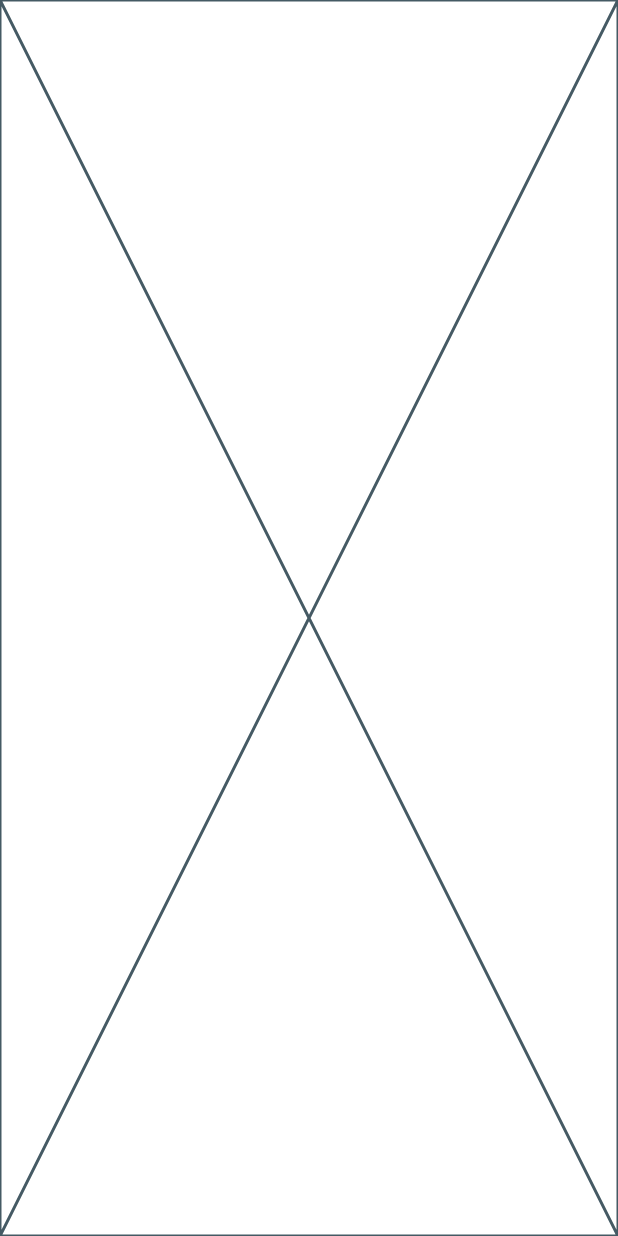
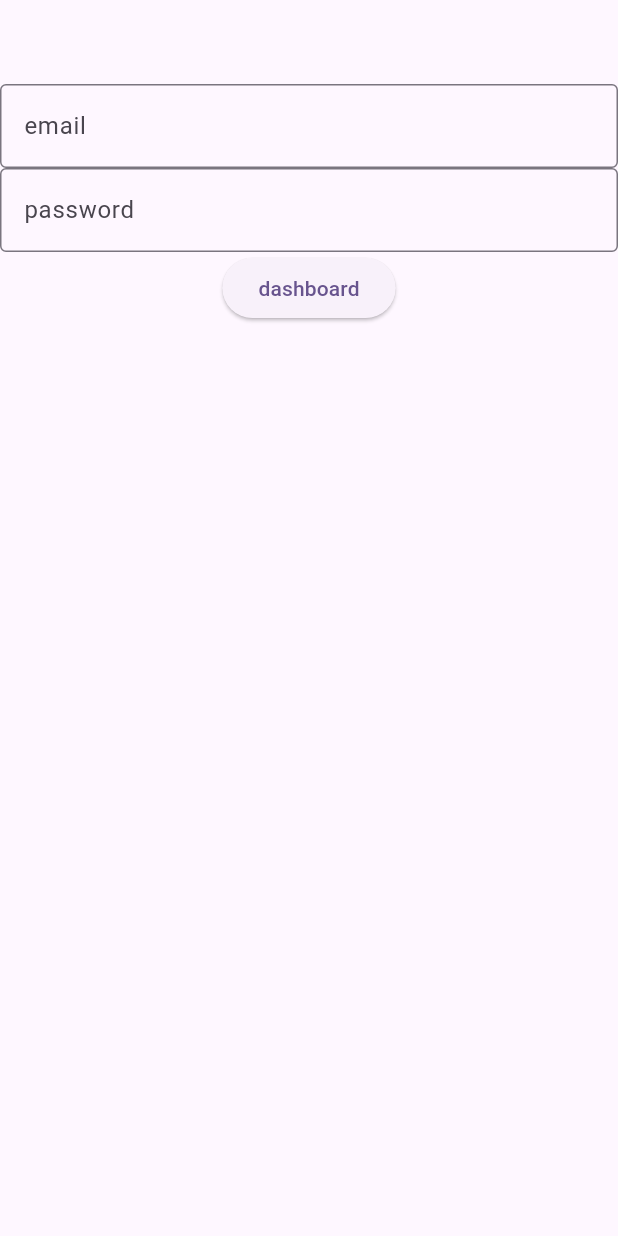
Before and after one commit to Sonusgit/EasilyBecho, a Flutter app: the screen it shows after launch, on a phone screen of 412 x 824 dp. Run offline on Flutter 3.47's test engine with Material 3 defaults, Android fonts, the phone set to English and light mode, and no system bars; our stand-ins replace get.

Commit message:
add routes and bindins

```diff
--- a/lib/bindings/auth_binding.dart
+++ b/lib/bindings/auth_binding.dart
@@ -0,0 +1,10 @@
+import 'package:get/get.dart';
+import 'package:smartbecho/controllers/auth_controller.dart';
+
+class AuthBinding extends Bindings {
+  @override
+  void dependencies() {
+    // Get.lazyPut<AuthController>(() => AuthController());
+    Get.put<AuthController>(AuthController(),permanent: true);
+  }
+}
--- /dev/null
+++ b/lib/bindings/dashboard_baindg.dart
@@ -0,0 +1,9 @@
+import 'package:get/get.dart';
+import 'package:smartbecho/controllers/dashboard_controller.dart';
+
+class DashboardBaindg extends Bindings {
+  @override
+  void dependencies() {
+    Get.put<DashboardController>(DashboardController(), permanent: true);
+  }
+}
--- a/lib/controllers/auth_controller.dart
+++ b/lib/controllers/auth_controller.dart
@@ -0,0 +1,9 @@
+import 'package:flutter/widgets.dart';
+import 'package:get/state_manager.dart';
+
+class AuthController extends GetxController {
+
+
+   Rx<TextEditingController> emailController = TextEditingController().obs;
+   Rx<TextEditingController> passwordController = TextEditingController().obs;
+}
--- /dev/null
+++ b/lib/controllers/dashboard_controller.dart
@@ -0,0 +1,3 @@
+import 'package:get/get.dart';
+
+class DashboardController  extends GetxController{}
--- a/lib/main.dart
+++ b/lib/main.dart
@@ -1,6 +1,8 @@
 import 'package:flutter/material.dart';
 import 'package:get/get.dart';
-import 'package:smartbecho/views/home/home_screen.dart';
+import 'package:smartbecho/routes/app_pages.dart';
+import 'package:smartbecho/routes/app_routes.dart';
+import 'package:smartbecho/utils/page_not_found.dart';
 
 void main() {
   runApp(const MyApp());
@@ -13,11 +15,18 @@ class MyApp extends StatelessWidget {
   @override
   Widget build(BuildContext context) {
     return GetMaterialApp(
+
+      debugShowCheckedModeBanner: false,
+
       title: 'SmartBecho',
+
       theme: ThemeData(
         colorScheme: ColorScheme.fromSeed(seedColor: Colors.deepPurple),
       ),
-      home: HomeScreen(),
+      initialRoute: AppPages.initial,
+      getPages: AppPages.routes,
+      unknownRoute: GetPage(name:AppRoutes.notFound, page:() => PageNotFound(),),
+      // home: HomeScreen(),
     );
   }
 }
--- a/lib/routes/app_pages.dart
+++ b/lib/routes/app_pages.dart
@@ -0,0 +1,29 @@
+import 'package:get/route_manager.dart';
+import 'package:smartbecho/bindings/auth_binding.dart';
+import 'package:smartbecho/bindings/dashboard_baindg.dart';
+import 'package:smartbecho/routes/app_routes.dart';
+import 'package:smartbecho/views/auth/login_screen.dart';
+import 'package:smartbecho/views/dashboard/dashboard_screen.dart';
+
+class AppPages {
+  static const String initial = AppRoutes.login;
+
+  static final routes = [
+
+    GetPage(name: AppRoutes.login ,
+     page: () => LoginScreen(),
+      binding: AuthBinding(),
+      transition: Transition.fadeIn,
+      transitionDuration: Duration(milliseconds: 300)
+     ),
+
+     // dashboard route
+     GetPage(name: AppRoutes.dashboard,
+     page: () =>DashboardScreen(),
+      binding: DashboardBaindg(),
+      transition: Transition.downToUp,
+      transitionDuration: Duration(milliseconds: 300)
+     ),
+
+  ];
+}
--- a/lib/utils/components/components.dart
+++ b/lib/utils/components/components.dart
@@ -0,0 +1,16 @@
+import 'package:flutter/material.dart';
+
+class Components {
+  static Widget buildTextformField({
+     required String label,
+     required TextEditingController controller,
+  }) {
+    return TextFormField(
+       controller: controller,
+       decoration: InputDecoration(
+        labelText: label,
+        border: OutlineInputBorder()
+       ),
+    );
+  }
+}
--- a/lib/views/auth/login_screen.dart
+++ b/lib/views/auth/login_screen.dart
@@ -0,0 +1,43 @@
+import 'package:flutter/material.dart';
+import 'package:get/get.dart';
+import 'package:get/get_core/src/get_main.dart';
+import 'package:http/http.dart';
+import 'package:smartbecho/controllers/auth_controller.dart';
+import 'package:smartbecho/routes/app_routes.dart';
+import 'package:smartbecho/utils/components/components.dart';
+
+class LoginScreen extends StatelessWidget {
+  const LoginScreen({super.key});
+
+  @override
+  Widget build(BuildContext context) {
+    final authController = Get.find<AuthController>();
+
+    return Scaffold(
+      appBar: AppBar(),
+      body: SafeArea(
+        child: SingleChildScrollView(
+          child: Column(
+            children: [
+              Components.buildTextformField(
+                label: 'email',
+                controller: authController.emailController.value,
+              ),
+              Components.buildTextformField(
+                label: 'password',
+                controller: authController.passwordController.value,
+              ),
+
+              ElevatedButton(
+                onPressed: () {
+                  Get.toNamed(AppRoutes.dashboard);
+                },
+                child: const Text('dashboard'),
+              ),
+            ],
+          ),
+        ),
+      ),
+    );
+  }
+}
--- a/lib/views/home/home_screen.dart
+++ /dev/null
@@ -1,10 +0,0 @@
-import 'package:flutter/material.dart';
-
-class HomeScreen extends StatelessWidget {
-  const HomeScreen({super.key});
-
-  @override
-  Widget build(BuildContext context) {
-    return const Placeholder();
-  }
-}
```
Also changed, not shown: lib/services/api_service.dart (+16 -0 lines), lib/utils/page_not_found.dart (added, +22 -0 lines), lib/views/dashboard/dashboard_screen.dart (added, +13 -0 lines), flutter_01.png (added).
